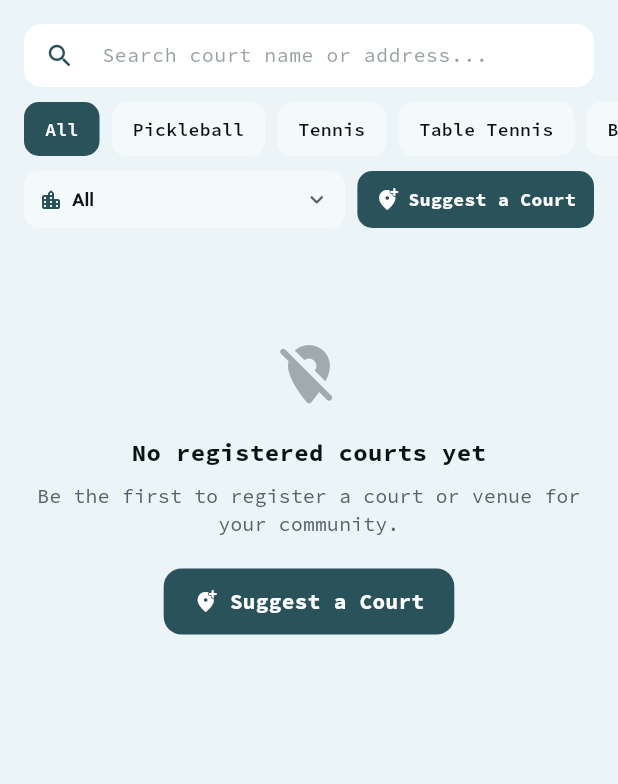
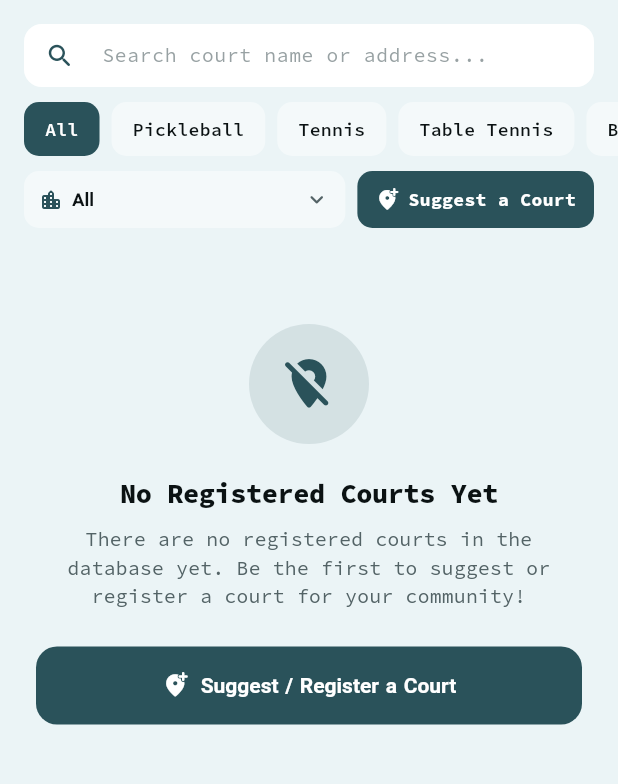
Before and after one commit to esamp001/Pulse, a Flutter app: the CourtFinderScreen screen opened directly, on a phone screen of 412 x 824 dp, the part 78-862 px from its top. Run offline on Flutter 3.47's test engine with Material 3 defaults, Android fonts, the light colour scheme and no system bars; our stand-ins replace confetti, connectivity_plus, firebase_core, firebase_messaging, flutter_dotenv, flutter_local_notifications and 9 more; accounts and stored records are empty; network calls fail; project files that could hold a hidden picture were left out.

Commit message:
fix(courts): remove background OSM auto-sync and add empty state fallbacks in map and list views

```diff
--- a/mobile/lib/features/courts/presentation/screens/court_finder_screen.dart
+++ b/mobile/lib/features/courts/presentation/screens/court_finder_screen.dart
@@ -668,6 +668,47 @@ class _CourtFinderScreenState extends State<CourtFinderScreen> {
           ),
         ),
 
+        // Floating Notice when No Courts Registered or Found
+        if (!_isLoading && _filteredCourts.isEmpty)
+          Positioned(
+            top: 70,
+            left: 16,
+            right: 16,
+            child: Container(
+              padding: const EdgeInsets.symmetric(horizontal: 14, vertical: 10),
+              decoration: BoxDecoration(
+                color: PulseColors.getCard(isDark).withValues(alpha: 0.95),
+                borderRadius: BorderRadius.circular(12),
+                border: Border.all(
+                  color: PulseColors.getBorder(isDark),
+                  width: 1.0,
+                ),
+              ),
+              child: Row(
+                children: [
+                  Icon(
+                    Icons.location_off_rounded,
+                    size: 18,
+                    color: isDark ? PulseColors.accent : PulseColors.primary,
+                  ),
+                  const SizedBox(width: 10),
+                  Expanded(
+                    child: Text(
+                      _courts.isEmpty
+                          ? 'No registered courts in the database yet. Drag the pin and tap "Register this location" below!'
+                          : 'No registered courts match the current filter in this area.',
+                      style: TextStyle(
+                        color: PulseColors.getTextPrimary(isDark),
+                        fontSize: 12,
+                        fontWeight: FontWeight.w600,
+                      ),
+                    ),
+                  ),
+                ],
+              ),
+            ),
+          ),
+
         // Bottom Action Panel: Selected Court Preview OR "Register this location" Banner
         Positioned(
           left: 16,
@@ -1146,64 +1187,96 @@ class _CourtFinderScreenState extends State<CourtFinderScreen> {
                       ? ListView(
                           padding: const EdgeInsets.all(24),
                           children: [
-                            const SizedBox(height: 40),
-                            Icon(
-                              Icons.location_off_rounded,
-                              size: 48,
+                            const SizedBox(height: 30),
+                            Center(
+                              child: Container(
+                                width: 80,
+                                height: 80,
+                                decoration: BoxDecoration(
+                                  color: PulseColors.primary.withValues(alpha: 0.12),
+                                  shape: BoxShape.circle,
+                                ),
+                                child: Icon(
+                                  _courts.isEmpty
+                                      ? Icons.location_off_rounded
+                                      : Icons.search_off_rounded,
+                                  size: 40,
                                   color: isDark
-                                  ? Colors.white.withValues(alpha: 0.6)
-                                  : PulseColors.getTextSecondary(isDark).withValues(alpha: 0.5),
+                                      ? Colors.white
+                                      : PulseColors.primary,
                                 ),
-                            const SizedBox(height: 16),
+                              ),
+                            ),
+                            const SizedBox(height: 20),
                             Text(
-                              'No registered courts yet',
+                              _courts.isEmpty
+                                  ? 'No Registered Courts Yet'
+                                  : 'No Matching Courts Found',
                               textAlign: TextAlign.center,
                               style: TextStyle(
                                 color: PulseColors.getTextPrimary(isDark),
-                                fontSize: 16,
-                                fontWeight: FontWeight.w700,
+                                fontSize: 18,
+                                fontWeight: FontWeight.w800,
+                                letterSpacing: -0.3,
                               ),
                             ),
                             const SizedBox(height: 8),
-                            Text(
-                              'Be the first to register a court or venue for your community.',
+                            Padding(
+                              padding: const EdgeInsets.symmetric(horizontal: 16),
+                              child: Text(
+                                _courts.isEmpty
+                                    ? 'There are no registered courts in the database yet. Be the first to suggest or register a court for your community!'
+                                    : 'We couldn\'t find any courts matching your search query or selected sport/city filters. Try clearing your filters.',
                                 textAlign: TextAlign.center,
                                 style: TextStyle(
                                   color: PulseColors.getTextSecondary(isDark),
                                   fontSize: 13,
+                                  height: 1.45,
                                 ),
                               ),
-                            const SizedBox(height: 20),
+                            ),
+                            const SizedBox(height: 24),
                             Center(
-                              child: Material(
-                                color: Colors.transparent,
-                                child: InkWell(
-                                  onTap: _openMapForPinning,
-                                  borderRadius: BorderRadius.circular(12),
-                                  child: Container(
-                                    padding: const EdgeInsets.symmetric(horizontal: 20, vertical: 12),
-                                    decoration: BoxDecoration(
-                                      color: PulseColors.primary,
-                                      borderRadius: BorderRadius.circular(12),
+                              child: _courts.isEmpty
+                                  ? ElevatedButton.icon(
+                                      onPressed: _openMapForPinning,
+                                      icon: const Icon(Icons.add_location_alt_rounded, size: 18),
+                                      label: const Text(
+                                        'Suggest / Register a Court',
+                                        style: TextStyle(fontSize: 14, fontWeight: FontWeight.w700),
                                       ),
-                                    child: const FittedBox(
-                                      fit: BoxFit.scaleDown,
-                                      child: Row(
-                                        mainAxisSize: MainAxisSize.min,
-                                        children: [
-                                          Icon(Icons.add_location_alt_rounded, size: 16, color: Colors.white),
-                                          SizedBox(width: 8),
-                                          Text(
-                                            'Suggest a Court',
-                                            style: TextStyle(
-                                              color: Colors.white,
-                                              fontSize: 14,
-                                              fontWeight: FontWeight.w700,
+                                      style: ElevatedButton.styleFrom(
+                                        backgroundColor: PulseColors.primary,
+                                        foregroundColor: Colors.white,
+                                        elevation: 0,
+                                        padding: const EdgeInsets.symmetric(horizontal: 24, vertical: 14),
+                                        shape: RoundedRectangleBorder(
+                                          borderRadius: BorderRadius.circular(14),
                                         ),
                                       ),
-                                        ],
+                                    )
+                                  : OutlinedButton.icon(
+                                      onPressed: () {
+                                        setState(() {
+                                          _searchController.clear();
+                                          _selectedSport = 'All';
+                                          _selectedCity = 'All';
+                                        });
+                                        _loadCourts();
+                                      },
+                                      icon: const Icon(Icons.refresh_rounded, size: 18),
+                                      label: const Text(
+                                        'Reset Filters',
+                                        style: TextStyle(fontSize: 14, fontWeight: FontWeight.w700),
                                       ),
+                                      style: OutlinedButton.styleFrom(
+                                        foregroundColor: isDark ? Colors.white : PulseColors.primary,
+                                        side: BorderSide(
+                                          color: isDark ? PulseColors.getBorder(isDark) : PulseColors.primary,
                                         ),
+                                        padding: const EdgeInsets.symmetric(horizontal: 24, vertical: 14),
+                                        shape: RoundedRectangleBorder(
+                                          borderRadius: BorderRadius.circular(14),
                                         ),
                                       ),
                                     ),
```
Also changed, not shown: 1 other file. Lines whose indentation alone changed are shown as unchanged.
